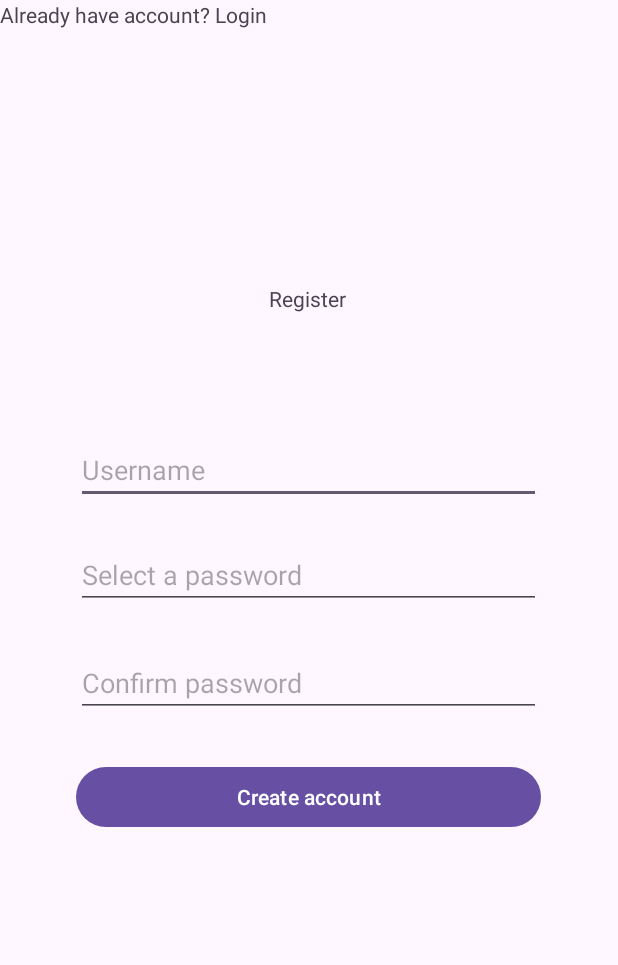
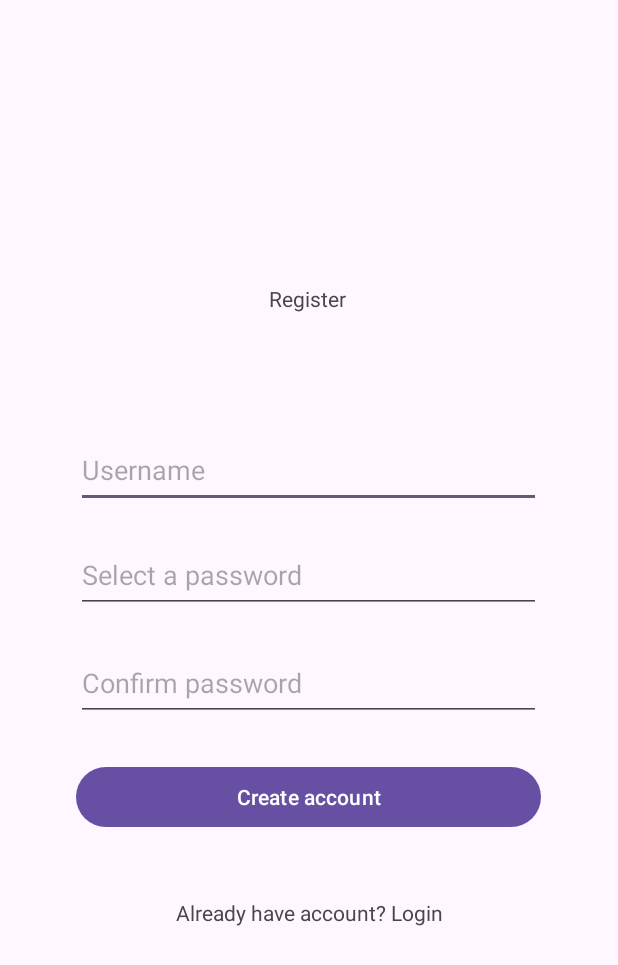
Before and after one commit to jorgeizaguirree/Android_app, an Android app: the sign_up_screen screen opened directly, with no data from a screen before it, on a phone screen of 412 x 824 dp. Shown: the top 965 px of the screen. Run offline under Robolectric (Android 15) with nearby library versions, the phone set to English and light mode, and no system bars; 7 statements that could not run were skipped.

Commit message:
cambios nombres

```diff
--- a/app/src/main/res/layout/activity_log_in_screen.xml
+++ b/app/src/main/res/layout/activity_log_in_screen.xml
@@ -9,7 +9,7 @@
 
     <!-- Username Field -->
     <EditText
-        android:id="@+id/logInScreen_txt_user"
+        android:id="@+id/LogInScreen_txt_user"
         android:layout_width="310dp"
         android:layout_height="50dp"
         android:ems="10"
--- a/app/src/main/res/layout/activity_sign_up_screen.xml
+++ b/app/src/main/res/layout/activity_sign_up_screen.xml
@@ -9,11 +9,12 @@
 
     <!-- Username Field -->
     <EditText
-        android:id="@+id/username_box_sing_up_screen"
+        android:id="@+id/SignUpScreen_txt_user"
         android:layout_width="310dp"
-        android:layout_height="wrap_content"
+        android:layout_height="50dp"
+        android:autofillHints=""
         android:ems="10"
-        android:hint="Username"
+        android:hint="@string/username"
         android:inputType="text"
         app:layout_constraintBottom_toBottomOf="parent"
         app:layout_constraintEnd_toEndOf="parent"
@@ -24,11 +25,12 @@
 
     <!-- Select password Field -->
     <EditText
-        android:id="@+id/password_box_sing_up_screen"
+        android:id="@+id/SignUpScreen_txt_password"
         android:layout_width="310dp"
-        android:layout_height="wrap_content"
+        android:layout_height="50dp"
+        android:autofillHints=""
         android:ems="10"
-        android:hint="Select a password"
+        android:hint="@string/select_a_password"
         android:inputType="textPassword"
         app:layout_constraintBottom_toBottomOf="parent"
         app:layout_constraintEnd_toEndOf="parent"
@@ -39,11 +41,12 @@
 
     <!-- Confirm password Field -->
     <EditText
-        android:id="@+id/confirmPassword_box_sing_up_screen"
+        android:id="@+id/SignUpScreen_txt_confirmPassword"
         android:layout_width="310dp"
-        android:layout_height="wrap_content"
+        android:layout_height="50dp"
+        android:autofillHints=""
         android:ems="10"
-        android:hint="Confirm password"
+        android:hint="@string/confirm_password"
         android:inputType="textPassword"
         app:layout_constraintBottom_toBottomOf="parent"
         app:layout_constraintEnd_toEndOf="parent"
@@ -54,10 +57,10 @@
 
     <!-- Create account Button -->
     <Button
-        android:id="@+id/createAcc_btn_sing_up_screen"
+        android:id="@+id/SignUpScreen_btn_createAccount"
         android:layout_width="310dp"
         android:layout_height="wrap_content"
-        android:text="Create account"
+        android:text="@string/create_account"
         app:layout_constraintBottom_toBottomOf="parent"
         app:layout_constraintEnd_toEndOf="parent"
         app:layout_constraintHorizontal_bias="0.495"
@@ -67,19 +70,22 @@
 
     <!-- Login Text -->
     <TextView
-        android:id="@+id/login_txt_sing_up_screen"
+        android:id="@+id/SignUpScreen_txt_logInText"
         android:layout_width="wrap_content"
         android:layout_height="wrap_content"
-        android:text="Already have account? Login"
-        tools:layout_editor_absoluteX="112dp"
-        tools:layout_editor_absoluteY="526dp" />
+        android:text="@string/already_have_account_login"
+        app:layout_constraintBottom_toBottomOf="parent"
+        app:layout_constraintEnd_toEndOf="parent"
+        app:layout_constraintStart_toStartOf="parent"
+        app:layout_constraintTop_toTopOf="parent"
+        app:layout_constraintVertical_bias="0.744" />
 
     <!-- Register Text -->
     <TextView
-        android:id="@+id/register_txt_sing_up_screen"
+        android:id="@+id/SignUpScreen_txt_registerText"
         android:layout_width="wrap_content"
         android:layout_height="wrap_content"
-        android:text="Register"
+        android:text="@string/register"
         app:layout_constraintBottom_toBottomOf="parent"
         app:layout_constraintEnd_toEndOf="parent"
         app:layout_constraintHorizontal_bias="0.498"
--- a/app/src/main/res/values/strings.xml
+++ b/app/src/main/res/values/strings.xml
@@ -1,3 +1,9 @@
 <resources>
     <string name="app_name">taskUp</string>
+    <string name="username">Username</string>
+    <string name="select_a_password">Select a password</string>
+    <string name="confirm_password">Confirm password</string>
+    <string name="create_account">Create account</string>
+    <string name="already_have_account_login">Already have account? Login</string>
+    <string name="register">Register</string>
 </resources>
```
